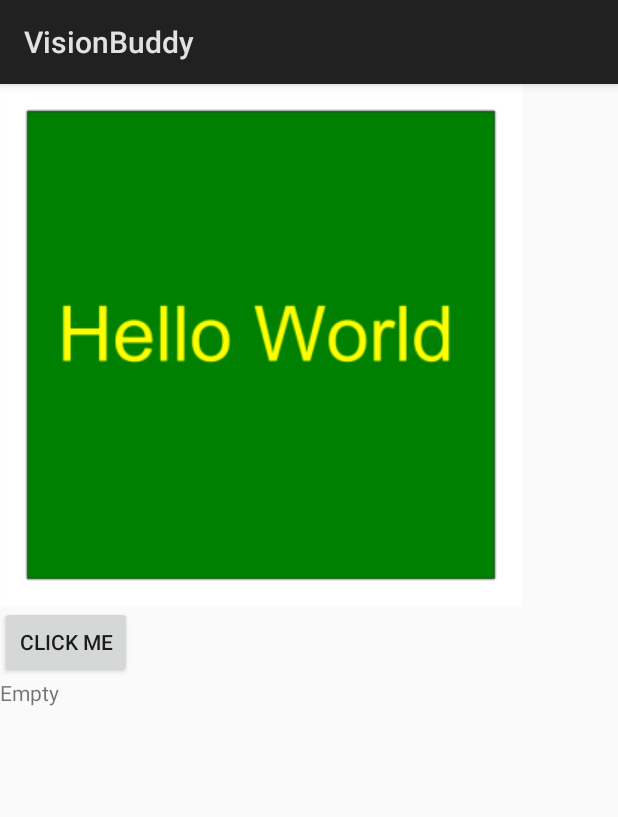
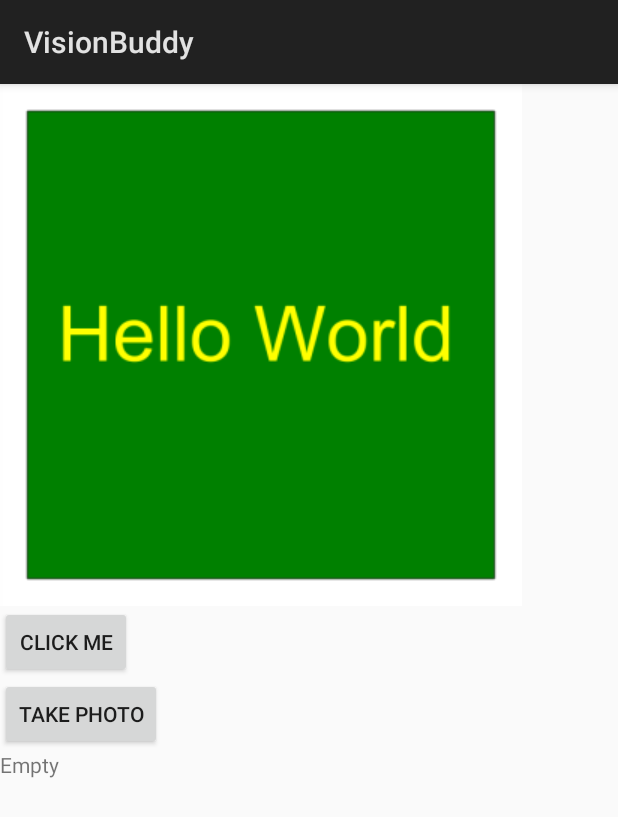
Before and after one commit to Shrehit/VisionBuddy, an Android app: the screen it shows after launch (MainActivity), on a phone screen of 412 x 824 dp. Shown: the top 817 px of the screen. Run offline under Robolectric (Android 15) with nearby library versions, the phone set to English and light mode, and no system bars; libraries missing offline, so code that uses them is left out: com.google.android.gms.

Commit message:
image now being taken from camera!!!!

```diff
--- a/app/src/main/java/com/example/shrehitgoel/visionbuddy/MainActivity.java
+++ b/app/src/main/java/com/example/shrehitgoel/visionbuddy/MainActivity.java
@@ -2,10 +2,12 @@ package com.example.shrehitgoel.visionbuddy;
 
 
 import android.app.Activity;
+import android.content.Intent;
 import android.graphics.Bitmap;
 import android.graphics.BitmapFactory;
 import android.os.Bundle;
 import android.preference.PreferenceManager;
+import android.provider.MediaStore;
 import android.speech.tts.TextToSpeech;
 import android.util.SparseArray;
 import android.view.View;
@@ -24,8 +26,10 @@ public class MainActivity extends Activity implements TextToSpeech.OnInitListene
     Activity thisActivity;
     ImageView imageView;
     Button button;
+    Button cameraButton;
     TextView textView;
     TextToSpeech tts;
+    Bitmap bitmap;
     @Override
     protected void onCreate(Bundle savedInstanceState) {
         super.onCreate(savedInstanceState);
@@ -34,7 +38,17 @@ public class MainActivity extends Activity implements TextToSpeech.OnInitListene
         imageView = findViewById(R.id.image);
         textView = findViewById(R.id.text);
         button = findViewById(R.id.button);
-        final Bitmap bitmap = BitmapFactory.decodeResource(getApplicationContext().getResources(), R.drawable.hello);
+        cameraButton = findViewById(R.id.camera_button);
+        cameraButton.setOnClickListener(new View.OnClickListener()
+        {
+
+            @Override
+            public void onClick(View v) {
+                Intent intent = new Intent(MediaStore.ACTION_IMAGE_CAPTURE);
+                startActivityForResult(intent, 0);
+            }
+        });
+        bitmap = BitmapFactory.decodeResource(getApplicationContext().getResources(), R.drawable.hello);
         imageView.setImageBitmap(bitmap);
 
         button.setOnClickListener(new View.OnClickListener() {
@@ -66,4 +80,11 @@ public class MainActivity extends Activity implements TextToSpeech.OnInitListene
     public void onInit(int status) {
         tts.speak(textView.getText(), TextToSpeech.QUEUE_FLUSH, null,null);
     }
+
+    @Override
+    protected void onActivityResult(int requestCode, int resultCode, Intent data) {
+        super.onActivityResult(requestCode, resultCode, data);
+        bitmap = (Bitmap)data.getExtras().get("data");
+        imageView.setImageBitmap(bitmap);
+    }
 }
--- a/app/src/main/res/layout/main.xml
+++ b/app/src/main/res/layout/main.xml
@@ -13,10 +13,18 @@
         android:layout_width="wrap_content"
         android:layout_height="wrap_content"
         android:id="@+id/button"/>
+    <Button
+        android:layout_below="@id/button"
+        android:layout_gravity = "center_horizontal"
+        android:text="Take Photo"
+        android:layout_width="wrap_content"
+        android:layout_height="wrap_content"
+        android:id="@+id/camera_button"
+        android:onClick="cameraStart"/>
     <TextView
         android:id="@+id/text"
         android:text="Empty"
-        android:layout_below="@id/button"
+        android:layout_below="@id/camera_button"
         android:layout_width="wrap_content"
         android:layout_height="wrap_content" />
 </RelativeLayout>
```
